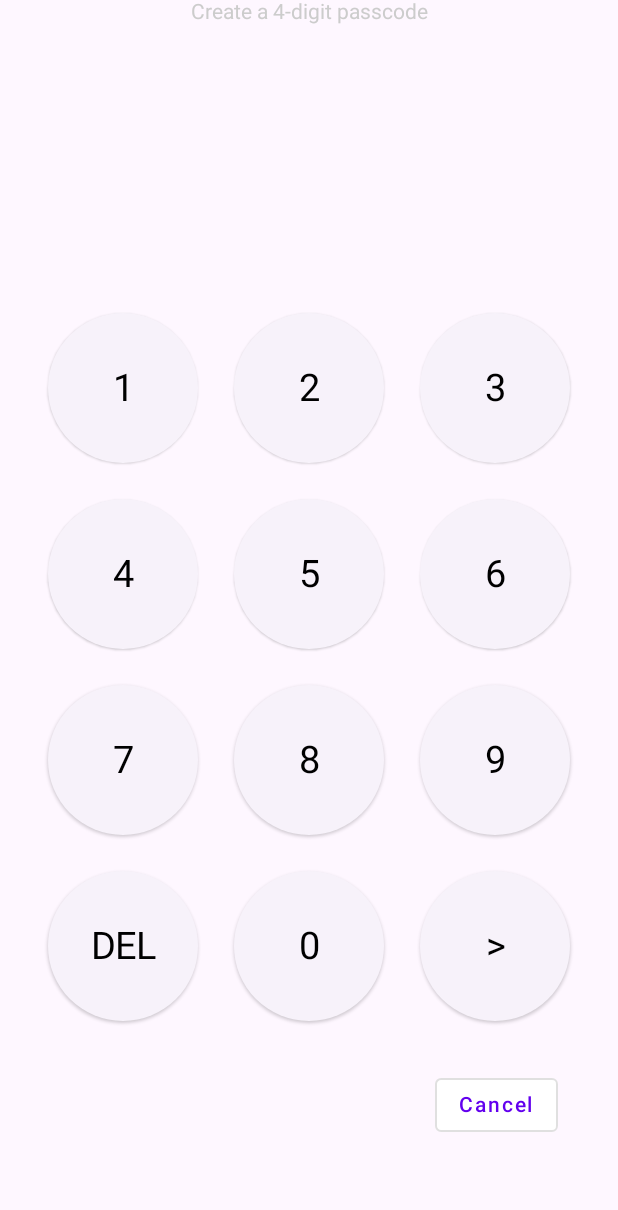
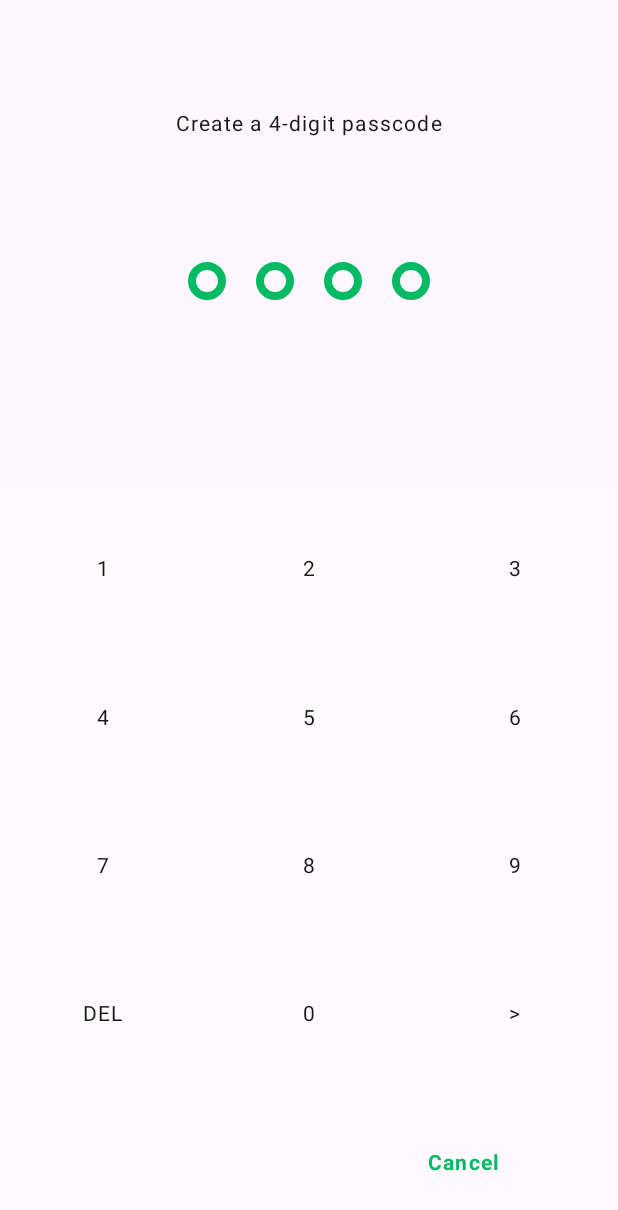
Before and after one commit to ja3090/weight-loss-tracker, an Android app built with Jetpack Compose: the screen it shows after launch (MainActivity), on a phone screen of 412 x 824 dp. Shown: the top 1210 px of the screen. Run offline under Robolectric (Android 15) with nearby library versions, the phone set to English and light mode, and no system bars; our stand-ins replace Room's generated code.

Commit message:
Improved UI of keypad

```diff
--- a/app/src/main/java/com/example/weightdojo/MainActivity.kt
+++ b/app/src/main/java/com/example/weightdojo/MainActivity.kt
@@ -5,6 +5,7 @@ import android.os.Bundle
 import androidx.activity.compose.setContent
 import com.example.weightdojo.database.Database
 import com.example.weightdojo.screens.MainScreen
+import com.example.weightdojo.ui.AppTheme
 import kotlinx.coroutines.runBlocking
 
 class MainActivity : AppCompatActivity() {
@@ -16,7 +17,9 @@ class MainActivity : AppCompatActivity() {
         }
 
         setContent {
-            MainScreen(config = config)
+            AppTheme {
+                MainScreen(config = config)
+            }
         }
     }
 }
--- /dev/null
+++ b/app/src/main/java/com/example/weightdojo/components/TextDefault.kt
@@ -0,0 +1,23 @@
+package com.example.weightdojo.components
+
+import androidx.compose.material.MaterialTheme
+import androidx.compose.material3.Text
+import androidx.compose.runtime.Composable
+import androidx.compose.ui.text.font.FontWeight
+import androidx.compose.ui.unit.TextUnit
+import androidx.compose.ui.unit.sp
+
+@Composable
+fun TextDefault(
+    text: String,
+    fontWeight: FontWeight = FontWeight.Normal,
+    letterSpacing: TextUnit = 0.8.sp,
+    color: androidx.compose.ui.graphics.Color = MaterialTheme.colors.primary
+) {
+    Text(
+        text = text,
+        fontWeight = fontWeight,
+        letterSpacing = letterSpacing,
+        color = color
+    )
+}
--- a/app/src/main/java/com/example/weightdojo/components/keypad/Keypad.kt
+++ b/app/src/main/java/com/example/weightdojo/components/keypad/Keypad.kt
@@ -1,22 +1,20 @@
 package com.example.weightdojo.components.keypad
 
+import androidx.compose.foundation.background
 import androidx.compose.foundation.layout.Arrangement
 import androidx.compose.foundation.layout.Box
 import androidx.compose.foundation.layout.Column
 import androidx.compose.foundation.layout.Row
 import androidx.compose.foundation.layout.aspectRatio
 import androidx.compose.foundation.layout.fillMaxSize
-import androidx.compose.foundation.layout.fillMaxWidth
-import androidx.compose.foundation.layout.padding
-import androidx.compose.material.OutlinedButton
-import androidx.compose.material.Text
+import androidx.compose.material.MaterialTheme
 import androidx.compose.runtime.Composable
 import androidx.compose.ui.Alignment
 import androidx.compose.ui.Modifier
-import androidx.compose.ui.graphics.Color
-import androidx.compose.ui.unit.dp
+import androidx.compose.ui.text.font.FontWeight
 import androidx.lifecycle.ViewModel
 import androidx.lifecycle.viewModelScope
+import com.example.weightdojo.components.TextDefault
 import kotlinx.coroutines.launch
 import kotlin.reflect.KSuspendFunction0
 
@@ -33,25 +31,24 @@ fun Keypad(
     onSubmitRedirect: KSuspendFunction0<Unit>,
 ) {
     Column(
-        modifier = Modifier.fillMaxSize(),
-        verticalArrangement = Arrangement.Center,
-        horizontalAlignment = Alignment.CenterHorizontally
+        modifier = Modifier.fillMaxSize()
     ) {
-        Text(
-            text = promptText, color = Color.LightGray
-        )
-        Row(modifier = Modifier.fillMaxWidth()) {
-            ObscurePasscode(
-                inputValue = inputValue, modifier = Modifier
-                    .aspectRatio(3f)
-                    .weight(3f)
-            )
+        Column(
+            modifier = Modifier.weight(2f),
+            horizontalAlignment = Alignment.CenterHorizontally
+        ) {
+            Box(modifier = Modifier.weight(1f), contentAlignment = Alignment.Center) {
+                TextDefault(text = promptText)
+            }
+            Row(modifier = Modifier.weight(1f)) {
+                ObscurePasscode(
+                    inputValue = inputValue
+                )
+            }
         }
 
         Column(
-            modifier = Modifier
-                .fillMaxSize()
-                .padding(20.dp),
+            modifier = Modifier.weight(3f),
             verticalArrangement = Arrangement.Center,
             horizontalAlignment = Alignment.CenterHorizontally
         ) {
@@ -60,14 +57,16 @@ fun Keypad(
             var sequence = 1
 
             for (i in 1..3) {
-                Row(modifier = Modifier.fillMaxWidth()) {
+                Row(
+                    modifier = Modifier.weight(1f)
+                ) {
                     for (y in 1..3) {
                         val num = sequence.toString()
 
                         KeypadButton(
                             text = num, modifier = Modifier
+                                .weight(1f)
                                 .aspectRatio(1f)
-                                .weight(1f)
                         ) {
                             keyClick(num)
                         }
@@ -77,25 +76,27 @@ fun Keypad(
                 }
             }
 
-            Row(modifier = Modifier.fillMaxWidth()) {
+            Row(
+                modifier = Modifier.weight(1f)
+            ) {
                 KeypadButton(
                     text = "DEL", modifier = Modifier
+                        .weight(1f)
                         .aspectRatio(1f)
-                        .weight(1f)
                 ) {
                     delete()
                 }
                 KeypadButton(
                     text = "0", modifier = Modifier
+                        .weight(1f)
                         .aspectRatio(1f)
-                        .weight(1f)
                 ) {
                     keyClick("0")
                 }
                 KeypadButton(
                     text = ">", modifier = Modifier
+                        .weight(1f)
                         .aspectRatio(1f)
-                        .weight(1f)
                 ) {
                     viewModel.viewModelScope.launch {
                         val ok = submit()
@@ -105,21 +106,38 @@ fun Keypad(
                 }
             }
             Row(
-                horizontalArrangement = Arrangement.SpaceBetween,
-                modifier = Modifier
-                    .fillMaxWidth()
-                    .padding(20.dp)
+                modifier = Modifier.weight(1f)
             ) {
                 if (isConfirming) {
-                    OutlinedButton(onClick = goBack) {
-                        Text(text = "Back")
+                    KeypadButton(
+                        text = "Back",
+                        modifier = Modifier
+                            .weight(1f)
+                            .aspectRatio(1f),
+                        fontWeight = FontWeight.Bold,
+                        color = MaterialTheme.colors.primaryVariant
+                    ) {
+                        goBack()
                     }
                 } else {
-                    Box {}
+                    Box(
+                        modifier = Modifier
+                            .background(MaterialTheme.colors.background)
+                            .fillMaxSize()
+                            .weight(1f)
+                            .aspectRatio(1f)
+                    )
                 }
 
-                OutlinedButton(onClick = { /*TODO*/ }) {
-                    Text(text = "Cancel")
+                KeypadButton(
+                    text = "Cancel",
+                    modifier = Modifier
+                        .weight(1f)
+                        .aspectRatio(1f),
+                    fontWeight = FontWeight.Bold,
+                    color = MaterialTheme.colors.primaryVariant
+                ) {
+                    println("")
                 }
             }
         }
--- a/app/src/main/java/com/example/weightdojo/components/keypad/KeypadButton.kt
+++ b/app/src/main/java/com/example/weightdojo/components/keypad/KeypadButton.kt
@@ -1,36 +1,34 @@
 package com.example.weightdojo.components.keypad
 
+import androidx.compose.foundation.background
+import androidx.compose.foundation.clickable
 import androidx.compose.foundation.layout.Box
-import androidx.compose.foundation.layout.padding
-import androidx.compose.foundation.layout.size
-import androidx.compose.material.Text
-import androidx.compose.material3.ElevatedButton
+import androidx.compose.foundation.layout.fillMaxSize
+import androidx.compose.material.MaterialTheme
 import androidx.compose.runtime.Composable
 import androidx.compose.ui.Alignment
 import androidx.compose.ui.Modifier
 import androidx.compose.ui.graphics.Color
-import androidx.compose.ui.unit.dp
-import androidx.compose.ui.unit.sp
+import androidx.compose.ui.text.font.FontWeight
+import com.example.weightdojo.components.TextDefault
 
 @Composable
 fun KeypadButton(
     text: String,
     modifier: Modifier = Modifier,
-    color: Color = Color.LightGray,
-    onClick: () -> Unit
+    fontWeight: FontWeight = FontWeight.Normal,
+    color: Color = MaterialTheme.colors.primary,
+    onClick: () -> Unit,
 ) {
     Box(
         modifier = Modifier
-            .padding(10.dp)
+            .background(Color(0xfff5f5f5))
+            .clickable { onClick() }
+            .background(MaterialTheme.colors.background)
+            .fillMaxSize()
             .then(modifier),
         contentAlignment = Alignment.Center
     ) {
-
-        ElevatedButton(
-            onClick = onClick,
-            modifier = Modifier.size(100.dp)
-        ) {
-            Text(text = text, fontSize = 25.sp)
-        }
+        TextDefault(text = text, fontWeight = fontWeight, color = color)
     }
 }
--- a/app/src/main/java/com/example/weightdojo/components/keypad/ObscurePasscode.kt
+++ b/app/src/main/java/com/example/weightdojo/components/keypad/ObscurePasscode.kt
@@ -1,6 +1,7 @@
 package com.example.weightdojo.components.keypad
 
 import androidx.compose.foundation.background
+import androidx.compose.foundation.border
 import androidx.compose.foundation.layout.Arrangement
 import androidx.compose.foundation.layout.Box
 import androidx.compose.foundation.layout.Row
@@ -8,11 +9,13 @@ import androidx.compose.foundation.layout.fillMaxWidth
 import androidx.compose.foundation.layout.padding
 import androidx.compose.foundation.layout.size
 import androidx.compose.foundation.shape.CircleShape
+import androidx.compose.material.MaterialTheme
 import androidx.compose.runtime.Composable
 import androidx.compose.ui.Alignment
 import androidx.compose.ui.Modifier
 import androidx.compose.ui.graphics.Color
 import androidx.compose.ui.unit.dp
+import androidx.compose.ui.unit.sp
 
 @Composable
 fun ObscurePasscode(inputValue: String, modifier: Modifier = Modifier) {
@@ -25,14 +28,40 @@ fun ObscurePasscode(inputValue: String, modifier: Modifier = Modifier) {
         horizontalArrangement = Arrangement.Center,
         verticalAlignment = Alignment.CenterVertically
     ) {
-        while (ind < inputValue.length) {
-            Box(
-                modifier = Modifier
-                    .padding(10.dp)
-                    .background(color = Color.LightGray, shape = CircleShape)
-                    .size(20.dp)
-                    .align(Alignment.CenterVertically)
-            )
+        while (ind < 4) {
+            if (inputValue.length > ind) {
+                Box(
+                    modifier = Modifier
+                        .padding(10.dp)
+                        .background(
+                            color = MaterialTheme.colors.primaryVariant,
+                            shape = CircleShape
+                        )
+                        .border(
+                            width = 5.dp,
+                            shape = CircleShape,
+                            color = MaterialTheme.colors.primaryVariant
+                        )
+                        .size(25.dp)
+                        .align(Alignment.CenterVertically)
+                )
+            } else {
+                Box(
+                    modifier = Modifier
+                        .padding(10.dp)
+                        .background(
+                            color = Color.Transparent,
+                            shape = CircleShape
+                        )
+                        .border(
+                            width = 5.dp,
+                            shape = CircleShape,
+                            color = MaterialTheme.colors.primaryVariant
+                        )
+                        .size(25.dp)
+                        .align(Alignment.CenterVertically)
+                )
+            }
 
             ind += 1
         }
--- a/app/src/main/java/com/example/weightdojo/repositories/ConfigRepository.kt
+++ b/app/src/main/java/com/example/weightdojo/repositories/ConfigRepository.kt
@@ -23,7 +23,7 @@ class ConfigRepositoryImpl(
 
                 configDao.createConfig(
                     passcodeEnabled = true,
-                    passwordHash = hashDetails.hash,
+                    passwordHash = hashDetails.passwordHash,
                     salt = hashDetails.salt
                 )
 
--- a/app/src/main/java/com/example/weightdojo/ui/Theme.kt
+++ b/app/src/main/java/com/example/weightdojo/ui/Theme.kt
@@ -8,25 +8,19 @@ import androidx.compose.runtime.Composable
 import androidx.compose.ui.graphics.Color
 
 private val DarkColorPalette = darkColors(
-    primary = Purple200,
-    primaryVariant = Purple700,
-    secondary = Teal200,
-    background = Color.DarkGray
+    primary = Color(0xffFEF9FF),
+    primaryVariant = Color(0xff0FFF95),
+    secondary = Color(0xff0B5351),
+    secondaryVariant = Color(0xff06BA63),
+    background = Color(0xff191516)
 )
 
 private val LightColorPalette = lightColors(
-    primary = Purple500,
-    primaryVariant = Purple700,
-    secondary = Teal200
-
-    /* Other default colors to override
-    background = Color.White,
-    surface = Color.White,
-    onPrimary = Color.White,
-    onSecondary = Color.Black,
-    onBackground = Color.Black,
-    onSurface = Color.Black,
-    */
+    primary = Color(0xff191516),
+    primaryVariant = Color(0xff06BA63),
+    secondary = Color(0xfff0f0f0),
+    secondaryVariant = Color(0xff06BA63),
+    background = Color(0xffFEF9FF)
 )
 
 @Composable
--- a/app/src/main/java/com/example/weightdojo/utils/Hashing.kt
+++ b/app/src/main/java/com/example/weightdojo/utils/Hashing.kt
@@ -5,7 +5,7 @@ import javax.crypto.SecretKeyFactory
 import javax.crypto.spec.PBEKeySpec
 
 class HashDetails(
-    var hash: ByteArray,
+    var passwordHash: ByteArray,
     var salt: ByteArray
 )
 
--- a/app/src/main/res/layout/activity_main.xml
+++ b/app/src/main/res/layout/activity_main.xml
@@ -13,6 +13,7 @@
         app:layout_constraintBottom_toBottomOf="parent"
         app:layout_constraintEnd_toEndOf="parent"
         app:layout_constraintStart_toStartOf="parent"
-        app:layout_constraintTop_toTopOf="parent" />
+        app:layout_constraintTop_toTopOf="parent"
+        />
 
 </androidx.constraintlayout.widget.ConstraintLayout>
--- a/app/src/main/res/values-night/themes.xml
+++ b/app/src/main/res/values-night/themes.xml
@@ -3,5 +3,7 @@
     <style name="Base.Theme.WeightDojo" parent="Theme.Material3.DayNight.NoActionBar">
         <!-- Customize your dark theme here. -->
         <!-- <item name="colorPrimary">@color/my_dark_primary</item> -->
+        <item name="android:statusBarColor">@android:color/transparent
+        </item>
     </style>
 </resources>
--- a/app/src/main/res/values/themes.xml
+++ b/app/src/main/res/values/themes.xml
@@ -3,7 +3,11 @@
     <style name="Base.Theme.WeightDojo" parent="Theme.Material3.DayNight.NoActionBar">
         <!-- Customize your light theme here. -->
         <!-- <item name="colorPrimary">@color/my_light_primary</item> -->
+
+        <item name="android:statusBarColor">#191516
+        </item>
     </style>
 
     <style name="Theme.WeightDojo" parent="Base.Theme.WeightDojo" />
+
 </resources>
```
Also changed, not shown: 1 other file.
